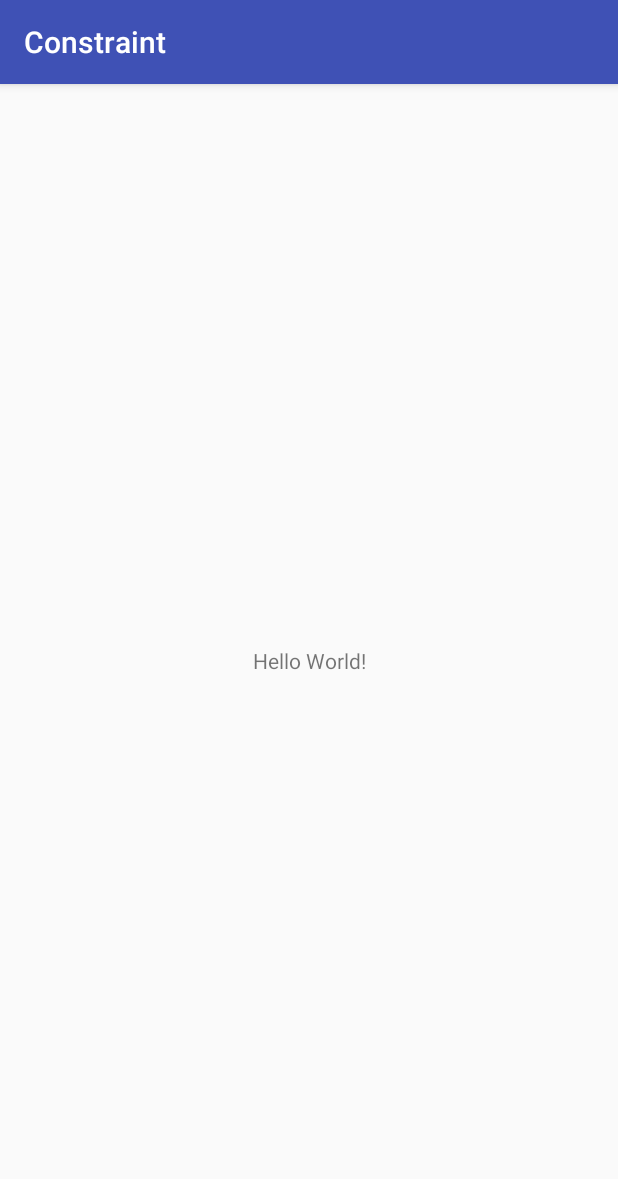
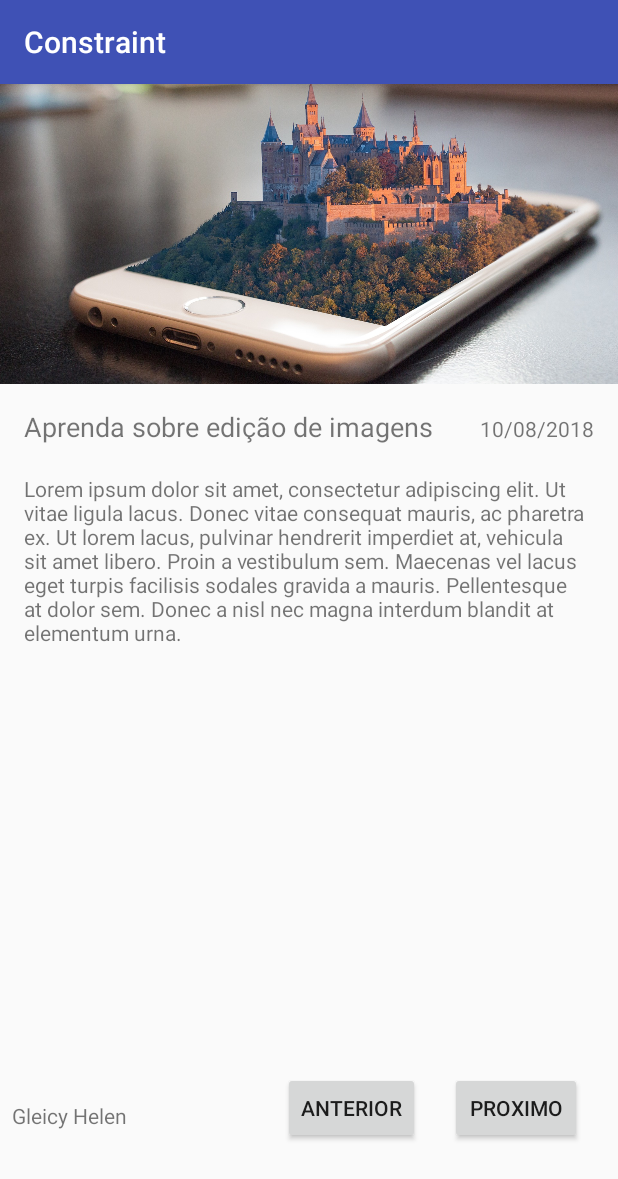
Before and after one commit to gleicyhelen/Constraint, an Android app: the screen it shows after launch (MainActivity), on a phone screen of 412 x 824 dp. Shown: the top 1179 px of the screen. Run offline under Robolectric (Android 15) with nearby library versions, the phone set to English and light mode, and no system bars.

Commit message:
second commit

```diff
--- a/app/src/main/res/layout/activity_main.xml
+++ b/app/src/main/res/layout/activity_main.xml
@@ -1,18 +1,102 @@
 <?xml version="1.0" encoding="utf-8"?>
-<android.support.constraint.ConstraintLayout xmlns:android="http://schemas.android.com/apk/res/android"
+
+<ScrollView
+    android:layout_height="match_parent"
+    xmlns:android="http://schemas.android.com/apk/res/android"
     xmlns:app="http://schemas.android.com/apk/res-auto"
     xmlns:tools="http://schemas.android.com/tools"
+    tools:context=".MainActivity"
+    android:layout_width="match_parent"
+    android:fillViewport="true">
+
+<android.support.constraint.ConstraintLayout
     android:layout_width="match_parent"
     android:layout_height="match_parent"
-    tools:context=".MainActivity">
+    android:textAlignment="center" >
+
+    <ImageView
+        android:id="@+id/imageView"
+        android:layout_width="0dp"
+        android:layout_height="200dp"
+        android:scaleType="centerCrop"
+        app:layout_constraintEnd_toEndOf="parent"
+        app:layout_constraintHorizontal_bias="0.0"
+        app:layout_constraintStart_toStartOf="parent"
+        app:layout_constraintTop_toTopOf="parent"
+        app:srcCompat="@drawable/celular" />
 
     <TextView
+        android:id="@+id/textView"
+        android:layout_width="wrap_content"
+        android:layout_height="29dp"
+        android:layout_marginStart="16dp"
+        android:layout_marginTop="16dp"
+        android:text="Aprenda sobre edição de imagens"
+        android:textSize="18sp"
+        app:layout_constraintStart_toStartOf="parent"
+        app:layout_constraintTop_toBottomOf="@+id/imageView" />
+
+    <TextView
+        android:id="@+id/textView3"
         android:layout_width="wrap_content"
         android:layout_height="wrap_content"
-        android:text="Hello World!"
+        android:layout_marginEnd="16dp"
+        android:text="10/08/2018"
+        android:textSize="14sp"
+        app:layout_constraintBaseline_toBaselineOf="@+id/textView"
+        app:layout_constraintEnd_toEndOf="parent" />
+
+    <TextView
+        android:id="@+id/textView4"
+        android:layout_width="0dp"
+        android:layout_height="wrap_content"
+        android:layout_marginEnd="16dp"
+        android:layout_marginStart="16dp"
+        android:layout_marginTop="60dp"
+        android:text="Lorem ipsum dolor sit amet, consectetur adipiscing elit. Ut vitae ligula lacus. Donec vitae consequat mauris, ac pharetra ex. Ut lorem lacus, pulvinar hendrerit imperdiet at, vehicula sit amet libero. Proin a vestibulum sem. Maecenas vel lacus eget turpis facilisis sodales gravida a mauris. Pellentesque at dolor sem. Donec a nisl nec magna interdum blandit at elementum urna."
+        app:layout_constraintEnd_toEndOf="parent"
+        app:layout_constraintHorizontal_bias="0.333"
+        app:layout_constraintStart_toStartOf="parent"
+        app:layout_constraintTop_toBottomOf="@+id/imageView" />
+
+    <Button
+        android:id="@+id/button"
+        android:layout_width="wrap_content"
+        android:layout_height="wrap_content"
+        android:layout_marginBottom="16dp"
+        android:layout_marginEnd="24dp"
+        android:layout_marginTop="24dp"
+        android:text="Proximo"
         app:layout_constraintBottom_toBottomOf="parent"
-        app:layout_constraintLeft_toLeftOf="parent"
-        app:layout_constraintRight_toRightOf="parent"
-        app:layout_constraintTop_toTopOf="parent" />
+        app:layout_constraintEnd_toEndOf="parent"
+        app:layout_constraintTop_toBottomOf="@+id/textView4"
+        app:layout_constraintVertical_bias="0.852" />
+
+    <Button
+        android:id="@+id/button2"
+        android:layout_width="wrap_content"
+        android:layout_height="wrap_content"
+        android:layout_marginBottom="16dp"
+        android:layout_marginEnd="20dp"
+        android:layout_marginTop="24dp"
+        android:text="Anterior"
+        app:layout_constraintBottom_toBottomOf="parent"
+        app:layout_constraintEnd_toStartOf="@+id/button"
+        app:layout_constraintTop_toBottomOf="@+id/textView4"
+        app:layout_constraintVertical_bias="0.852" />
+
+    <TextView
+        android:id="@+id/textView5"
+        android:layout_width="wrap_content"
+        android:layout_height="wrap_content"
+        android:layout_marginBottom="26dp"
+        android:layout_marginStart="8dp"
+        android:layout_marginTop="24dp"
+        android:text="Gleicy Helen"
+        app:layout_constraintBottom_toBottomOf="parent"
+        app:layout_constraintStart_toStartOf="parent"
+        app:layout_constraintTop_toBottomOf="@+id/textView4"
+        app:layout_constraintVertical_bias="0.862" />
 
 </android.support.constraint.ConstraintLayout>
+</ScrollView>
```
Also changed, not shown: app/src/main/res/drawable/celular.jpg (added).
